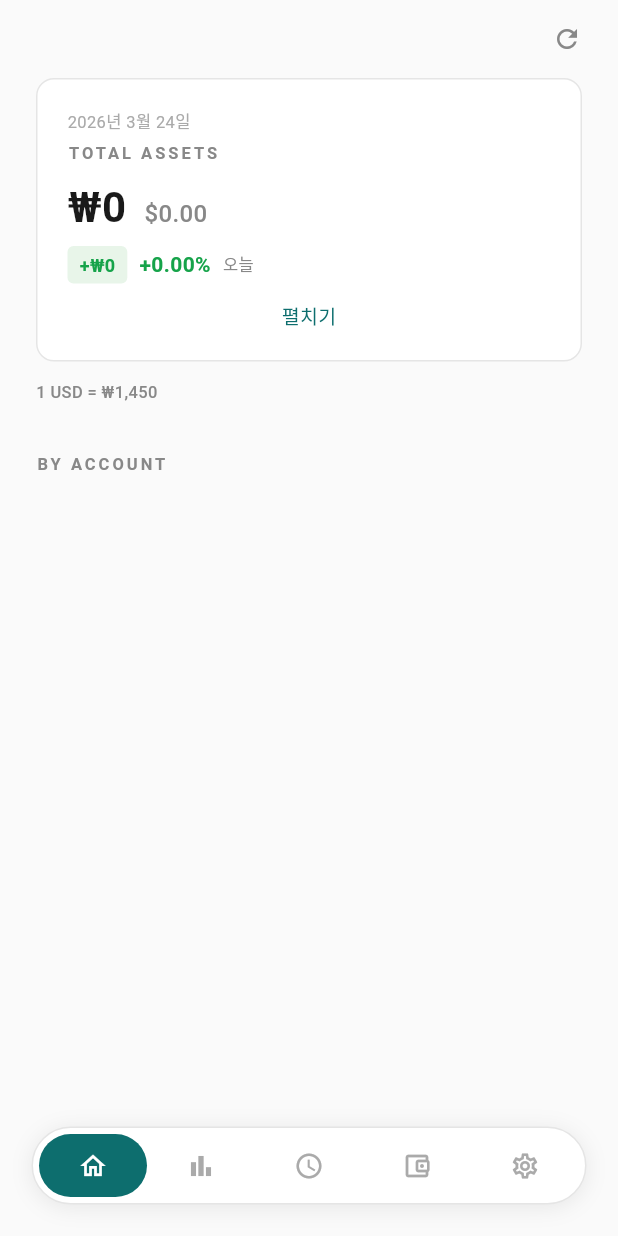
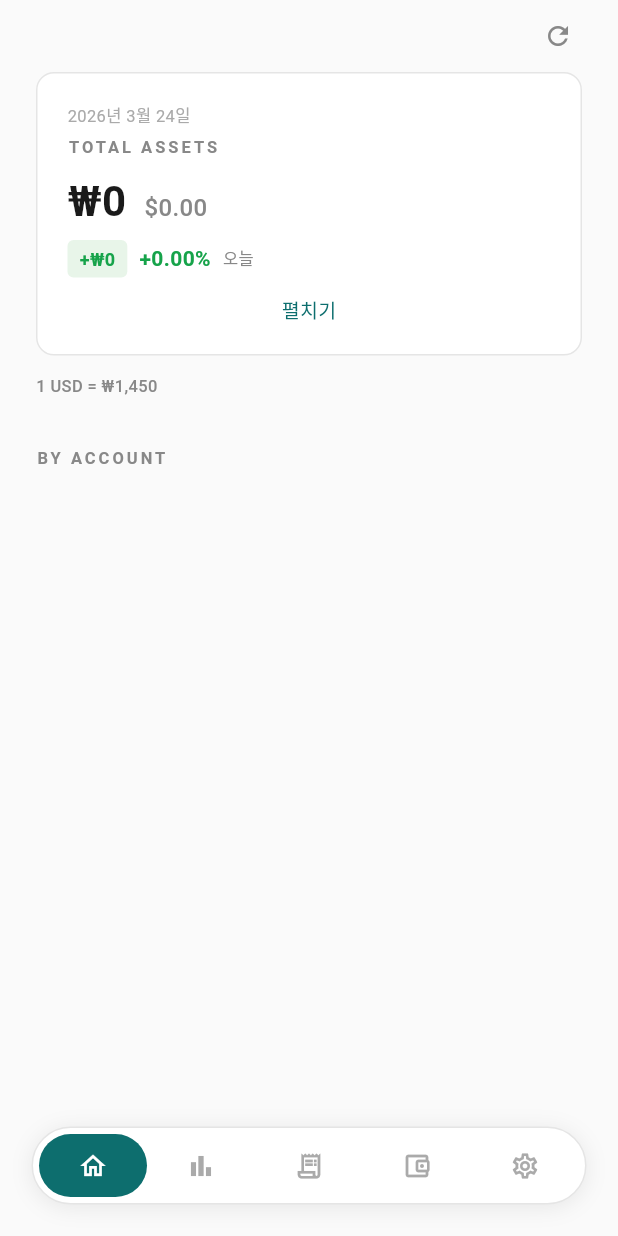
Before and after one commit to venaki/portfolio-app, a Flutter app: the MainApp screen opened directly, on a phone screen of 412 x 824 dp. Run offline on Flutter 3.47's test engine with Material 3 defaults, Android fonts, the phone set to English and light mode, and no system bars; our stand-ins replace firebase_auth, firebase_core, flutter_riverpod, google_sign_in, shared_preferences; missing offline and left inert: dart:html; accounts and stored records are empty.

Commit message:
v0.1.2: filter state persistence, KR stock improvements, dashboard UX
- 탭 전환 시 필터 상태 유지 (Riverpod StateProvider)
- 한국주식 종목코드 6자리 정규화 + 텍스트 접두사 보존
- 종목 검색: 한국=종목명, 미국=티커
- 대시보드 새로고침 로딩 인디케이터 + 완료 SnackBar
- 거래내역 탭 아이콘 변경
- 패치노트 업데이트

Co-Authored-By: Claude Opus 4.6 (1M context) <noreply@anthropic.com>

```diff
--- a/lib/screens/dashboard_screen.dart
+++ b/lib/screens/dashboard_screen.dart
@@ -9,12 +9,36 @@ import '../widgets/account_card.dart';
 import '../utils/format.dart';
 import '../utils/constants.dart';
 
-class DashboardScreen extends ConsumerWidget {
+class DashboardScreen extends ConsumerStatefulWidget {
   const DashboardScreen({super.key});
 
   @override
-  Widget build(BuildContext context, WidgetRef ref) {
+  ConsumerState<DashboardScreen> createState() => _DashboardScreenState();
+}
+
+class _DashboardScreenState extends ConsumerState<DashboardScreen> {
+  bool _wasLoading = false;
+
+  @override
+  Widget build(BuildContext context) {
     final portfolio = ref.watch(portfolioProvider);
+
+    // 로딩 완료 감지 → SnackBar
+    if (_wasLoading && !portfolio.isLoading) {
+      WidgetsBinding.instance.addPostFrameCallback((_) {
+        if (mounted) {
+          ScaffoldMessenger.of(context).showSnackBar(
+            SnackBar(
+              content: const Text('업데이트 완료'),
+              duration: const Duration(seconds: 1),
+              behavior: SnackBarBehavior.floating,
+              margin: const EdgeInsets.fromLTRB(16, 0, 16, 24),
+            ),
+          );
+        }
+      });
+    }
+    _wasLoading = portfolio.isLoading;
 
     if (portfolio.isLoading && portfolio.holdings.isEmpty) {
       return const Center(child: CircularProgressIndicator());
@@ -114,12 +138,24 @@ class DashboardScreen extends ConsumerWidget {
         children: [
           // 리프레쉬 버튼
           Padding(
-            padding: const EdgeInsets.only(top: 16, bottom: 16),
+            padding: const EdgeInsets.only(top: 8, bottom: 8),
             child: Align(
               alignment: Alignment.centerRight,
-              child: GestureDetector(
-                onTap: () => ref.read(portfolioProvider.notifier).refreshPrices(),
-                child: const Icon(Icons.refresh, color: Color(0xFF888888), size: 20),
+              child: SizedBox(
+                width: 32,
+                height: 32,
+                child: portfolio.isLoading && portfolio.holdings.isNotEmpty
+                    ? const Padding(
+                        padding: EdgeInsets.all(6),
+                        child: CircularProgressIndicator(strokeWidth: 2),
+                      )
+                    : IconButton(
+                        onPressed: () => ref.read(portfolioProvider.notifier).refreshPrices(),
+                        icon: const Icon(Icons.refresh, color: Color(0xFF888888), size: 20),
+                        padding: EdgeInsets.zero,
+                        splashRadius: 16,
+                        tooltip: '새로고침',
+                      ),
               ),
             ),
           ),
--- a/lib/widgets/add_transaction_modal.dart
+++ b/lib/widgets/add_transaction_modal.dart
@@ -228,10 +228,11 @@ class _AddTransactionModalState extends ConsumerState<AddTransactionModal> {
                 ],
 
                 // 종목코드 (TickerSearch)
-                _buildLabel('종목코드'),
+                _buildLabel(_market == Market.us ? '티커' : '종목명'),
                 const SizedBox(height: 6),
                 TickerSearch(
-                  hint: _market == Market.us ? '예: TSLA' : '예: 005930',
+                  hint: _market == Market.us ? '예: TSLA' : '예: 삼성전자',
+                  isKorean: _market != Market.us,
                   existingTickers: _getExistingTickers(),
                   onSelected: _onTickerSelected,
                   onManualInput: (value) {
--- a/lib/widgets/custom_tab_bar.dart
+++ b/lib/widgets/custom_tab_bar.dart
@@ -13,7 +13,7 @@ class CustomTabBar extends StatelessWidget {
   static const _tabs = [
     _TabItem(icon: Icons.home_outlined, label: 'HOME'),
     _TabItem(icon: Icons.bar_chart, label: 'PORTFOLIO'),
-    _TabItem(icon: Icons.schedule, label: 'HISTORY'),
+    _TabItem(icon: Icons.receipt_long_outlined, label: 'HISTORY'),
     _TabItem(icon: Icons.account_balance_wallet_outlined, label: 'ASSETS'),
     _TabItem(icon: Icons.settings_outlined, label: 'SETTINGS'),
   ];
--- a/lib/widgets/sidebar.dart
+++ b/lib/widgets/sidebar.dart
@@ -9,7 +9,7 @@ class Sidebar extends StatelessWidget {
   static const _items = [
     _SidebarItem(icon: Icons.home_outlined, label: '대시보드'),
     _SidebarItem(icon: Icons.bar_chart, label: '포트폴리오'),
-    _SidebarItem(icon: Icons.schedule, label: '거래내역'),
+    _SidebarItem(icon: Icons.receipt_long_outlined, label: '거래내역'),
     _SidebarItem(icon: Icons.account_balance_wallet_outlined, label: '기타 자산'),
     _SidebarItem(icon: Icons.settings_outlined, label: '설정'),
   ];
```
Also changed, not shown: lib/models/stock_quote.dart (+7 -1 lines), lib/models/transaction.dart (+7 -1 lines), lib/providers/filter_provider.dart (added, +15 -0 lines), lib/screens/assets_screen.dart (+4 -4 lines), lib/screens/history_screen.dart (+30 -25 lines), lib/screens/portfolio_screen.dart (+9 -9 lines), lib/services/sheets_service.dart (+8 -2 lines), lib/widgets/edit_transaction_modal.dart (+4 -3 lines), lib/widgets/ticker_search.dart (+20 -10 lines), 1 other file.
